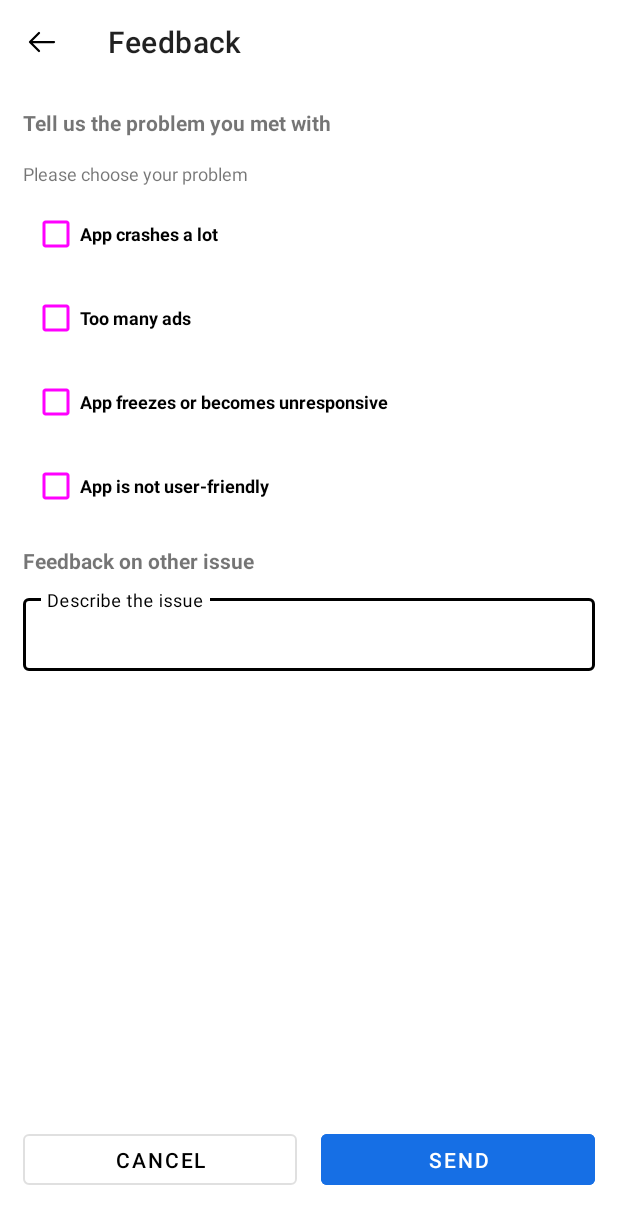
After one commit to imamhossain94/GestureVolume, an Android app: the FeedbackActivity screen opened directly, with no data from a screen before it, on a phone screen of 412 x 824 dp. The commit adds this screen. Shown: the top 1224 px of the screen. Run offline under Robolectric (Android 15) with nearby library versions, the phone set to English and light mode, and no system bars; our stand-ins replace data binding.

Commit message:
Android 15 support

```diff
--- /dev/null
+++ b/app/src/main/java/com/newagedevs/gesturevolume/view/ui/feedback/FeedbackActivity.kt
@@ -0,0 +1,87 @@
+package com.newagedevs.gesturevolume.view.ui.feedback
+
+import android.os.Bundle
+import android.widget.CheckBox
+import android.widget.Button
+import androidx.activity.enableEdgeToEdge
+import androidx.appcompat.app.AppCompatActivity
+import androidx.core.view.ViewCompat
+import androidx.core.view.WindowInsetsCompat
+import com.google.android.material.appbar.MaterialToolbar
+import com.google.android.material.textfield.TextInputLayout
+import com.newagedevs.gesturevolume.R
+import com.newagedevs.gesturevolume.extensions.openMailApp
+import com.newagedevs.gesturevolume.utils.Constants
+
+
+class FeedbackActivity : AppCompatActivity() {
+
+    override fun onCreate(savedInstanceState: Bundle?) {
+        super.onCreate(savedInstanceState)
+        enableEdgeToEdge()
+        setContentView(R.layout.activity_feedback)
+
+        ViewCompat.setOnApplyWindowInsetsListener(findViewById(R.id.main)) { v, insets ->
+            val systemBars = insets.getInsets(WindowInsetsCompat.Type.systemBars())
+            v.setPadding(systemBars.left, systemBars.top, systemBars.right, systemBars.bottom)
+            insets
+        }
+
+        val topAppBar: MaterialToolbar = findViewById(R.id.topAppBar)
+        topAppBar.setNavigationOnClickListener { finish() }
+
+        val closeButton: Button = findViewById(R.id.cancel_button)
+        val sendButton: Button = findViewById(R.id.send_button)
+        val otherIssue: TextInputLayout = findViewById(R.id.other_issue)
+
+        val checkBoxAppCrashes: CheckBox = findViewById(R.id.checkbox_app_crashes)
+        val checkBoxTooManyAds: CheckBox = findViewById(R.id.checkbox_too_many_ads)
+        val checkBoxAppFreezes: CheckBox = findViewById(R.id.checkbox_app_freezes)
+        val checkBoxNotUserFriendly: CheckBox = findViewById(R.id.checkbox_not_user_friendly)
+
+        closeButton.setOnClickListener {
+            finish()
+        }
+
+        sendButton.setOnClickListener {
+            val checkBoxStates = getCheckBoxStates(
+                listOf(
+                    checkBoxAppCrashes,
+                    checkBoxTooManyAds,
+                    checkBoxAppFreezes,
+                    checkBoxNotUserFriendly
+                )
+            )
+
+            val selectedProblems = checkBoxStates.filter { it.value }
+            var answers = selectedProblems.keys.joinToString(separator = "\n") { id ->
+                when (id) {
+                    R.id.checkbox_app_crashes -> "App crashes during download"
+                    R.id.checkbox_too_many_ads -> "Too many ads"
+                    R.id.checkbox_app_freezes -> "App freezes or becomes unresponsive"
+                    R.id.checkbox_not_user_friendly -> "App is not user-friendly"
+                    else -> ""
+                }
+            }
+
+            val other = otherIssue.editText?.text.toString().trim()
+
+            if (other.isNotEmpty()) {
+                answers += "\n\nOther: $other"
+            }
+
+            openMailApp(this, "App Feedback", Constants.feedbackMail, answers)
+        }
+    }
+
+    private fun getCheckBoxStates(checkBoxes: List<CheckBox>): Map<Int, Boolean> {
+        val checkBoxMap = mutableMapOf<Int, Boolean>()
+
+        checkBoxes.forEach { checkBox ->
+            checkBoxMap[checkBox.id] = checkBox.isChecked
+        }
+
+        return checkBoxMap
+    }
+
+}
--- /dev/null
+++ b/app/src/main/res/drawable/ic_arrow_left.xml
@@ -0,0 +1,13 @@
+<vector xmlns:android="http://schemas.android.com/apk/res/android"
+    android:width="24dp"
+    android:height="24dp"
+    android:viewportWidth="24"
+    android:viewportHeight="24">
+  <path
+      android:pathData="M20,12H4M4,12L10,6M4,12L10,18"
+      android:strokeLineJoin="round"
+      android:strokeWidth="1.5"
+      android:fillColor="#00000000"
+      android:strokeColor="#1C274C"
+      android:strokeLineCap="round"/>
+</vector>
--- /dev/null
+++ b/app/src/main/res/layout/activity_feedback.xml
@@ -0,0 +1,176 @@
+<?xml version="1.0" encoding="utf-8"?>
+<layout xmlns:android="http://schemas.android.com/apk/res/android"
+    xmlns:app="http://schemas.android.com/apk/res-auto">
+
+    <data>
+        <import type="android.view.View" />
+    </data>
+
+    <LinearLayout
+        android:id="@+id/main"
+        android:layout_width="match_parent"
+        android:layout_height="match_parent"
+        android:orientation="vertical">
+
+        <com.google.android.material.appbar.AppBarLayout
+            android:layout_width="match_parent"
+            android:layout_height="wrap_content"
+            android:background="#00ffffff"
+            app:elevation="0dp">
+
+            <com.google.android.material.appbar.MaterialToolbar
+                android:id="@+id/topAppBar"
+                android:layout_width="match_parent"
+                android:layout_height="wrap_content"
+                android:minHeight="?attr/actionBarSize"
+                app:navigationIcon="@drawable/ic_arrow_left"
+                app:navigationIconTint="?attr/colorOnBackground"
+                app:title="Feedback" />
+
+        </com.google.android.material.appbar.AppBarLayout>
+
+
+        <ScrollView
+            android:layout_width="match_parent"
+            android:layout_height="0dp"
+            android:layout_weight="1"
+            android:fillViewport="true">
+
+            <LinearLayout
+                android:layout_width="match_parent"
+                android:layout_height="wrap_content"
+                android:layout_marginHorizontal="5dp"
+                android:orientation="vertical">
+
+                <TextView
+                    android:layout_width="wrap_content"
+                    android:layout_height="wrap_content"
+                    android:layout_marginStart="10dp"
+                    android:layout_marginTop="16dp"
+                    android:text="Tell us the problem you met with"
+                    android:textSize="14sp"
+                    android:textStyle="bold" />
+
+                <TextView
+                    android:layout_width="wrap_content"
+                    android:layout_height="wrap_content"
+                    android:layout_marginStart="10dp"
+                    android:layout_marginTop="16dp"
+                    android:text="Please choose your problem"
+                    android:textSize="12sp" />
+
+                <CheckBox
+                    android:id="@+id/checkbox_app_crashes"
+                    style="@style/Widget.Material3.CompoundButton.CheckBox"
+                    android:layout_width="match_parent"
+                    android:layout_height="wrap_content"
+                    android:layout_marginStart="16dp"
+                    android:layout_marginTop="8dp"
+                    android:paddingTop="8dp"
+                    android:paddingBottom="8dp"
+                    android:text="App crashes a lot"
+                    android:textSize="12sp"
+                    android:textStyle="bold" />
+
+                <CheckBox
+                    android:id="@+id/checkbox_too_many_ads"
+                    style="@style/Widget.Material3.CompoundButton.CheckBox"
+                    android:layout_width="match_parent"
+                    android:layout_height="wrap_content"
+                    android:layout_marginStart="16dp"
+                    android:layout_marginTop="8dp"
+                    android:paddingTop="8dp"
+                    android:paddingBottom="8dp"
+                    android:text="Too many ads"
+                    android:textSize="12sp"
+                    android:textStyle="bold" />
+
+                <CheckBox
+                    android:id="@+id/checkbox_app_freezes"
+                    style="@style/Widget.Material3.CompoundButton.CheckBox"
+                    android:layout_width="match_parent"
+                    android:layout_height="wrap_content"
+                    android:layout_marginStart="16dp"
+                    android:layout_marginTop="8dp"
+                    android:paddingTop="8dp"
+                    android:paddingBottom="8dp"
+                    android:text="App freezes or becomes unresponsive"
+                    android:textSize="12sp"
+                    android:textStyle="bold" />
+
+                <CheckBox
+                    android:id="@+id/checkbox_not_user_friendly"
+                    style="@style/Widget.Material3.CompoundButton.CheckBox"
+                    android:layout_width="match_parent"
+                    android:layout_height="wrap_content"
+                    android:layout_marginStart="16dp"
+                    android:layout_marginTop="8dp"
+                    android:paddingTop="8dp"
+                    android:paddingBottom="8dp"
+                    android:text="App is not user-friendly"
+                    android:textSize="12sp"
+                    android:textStyle="bold" />
+
+
+                <TextView
+                    android:layout_width="wrap_content"
+                    android:layout_height="wrap_content"
+                    android:layout_marginStart="10dp"
+                    android:layout_marginTop="16dp"
+                    android:text="Feedback on other issue"
+                    android:textSize="14sp"
+                    android:textStyle="bold" />
+
+                <com.google.android.material.textfield.TextInputLayout
+                    android:id="@+id/other_issue"
+                    style="?attr/textInputOutlinedDenseStyle"
+                    android:layout_width="match_parent"
+                    android:layout_height="wrap_content"
+                    android:layout_marginHorizontal="10dp"
+                    android:layout_marginVertical="10dp"
+                    android:hint="Describe the issue">
+
+                    <com.google.android.material.textfield.TextInputEditText
+                        android:layout_width="match_parent"
+                        android:layout_height="wrap_content" />
+
+                </com.google.android.material.textfield.TextInputLayout>
+
+            </LinearLayout>
+        </ScrollView>
+
+        <LinearLayout
+            android:layout_width="match_parent"
+            android:layout_height="wrap_content"
+            android:layout_marginStart="7dp"
+            android:layout_marginTop="20dp"
+            android:layout_marginEnd="7dp"
+            android:layout_marginBottom="20dp"
+            android:orientation="horizontal">
+
+
+            <Button
+                android:id="@+id/cancel_button"
+                style="@style/Widget.MaterialComponents.Button.OutlinedButton"
+                android:layout_width="match_parent"
+                android:layout_height="46dp"
+                android:layout_margin="8dp"
+                android:layout_weight="1"
+                android:text="Cancel" />
+
+            <Button
+                android:id="@+id/send_button"
+                style="@style/Widget.MaterialComponents.Button.UnelevatedButton"
+                android:layout_width="match_parent"
+                android:layout_height="46dp"
+                android:layout_margin="8dp"
+                android:layout_weight="1"
+                android:backgroundTint="@color/color_blue"
+                android:text="Send"
+                android:textColor="@color/white" />
+
+        </LinearLayout>
+
+    </LinearLayout>
+
+</layout>
--- /dev/null
+++ b/app/src/main/res/values-sw600dp/dimen.xml
@@ -0,0 +1,4 @@
+<?xml version="1.0" encoding="utf-8"?>
+<resources>
+    <dimen name="banner_height">90dp</dimen>
+</resources>
--- a/app/src/main/res/values/dimen.xml
+++ b/app/src/main/res/values/dimen.xml
@@ -1,4 +1,5 @@
 <?xml version="1.0" encoding="utf-8"?>
 <resources>
     <dimen name="banner_height">50dp</dimen>
+    <dimen name="native_height">120dp</dimen>
 </resources>
--- a/build.gradle
+++ b/build.gradle
@@ -6,7 +6,7 @@ buildscript {
 }
 
 plugins {
-    id 'com.android.application' version '7.3.1' apply false
-    id 'com.android.library' version '7.3.1' apply false
+    id 'com.android.application' version '8.3.1' apply false
+    id 'com.android.library' version '8.3.1' apply false
     id 'org.jetbrains.kotlin.android' version '1.9.22' apply false
 }
--- a/gradle.properties
+++ b/gradle.properties
@@ -23,3 +23,5 @@ kotlin.code.style=official
 android.nonTransitiveRClass=true
 # Automatically convert third-party libraries to use AndroidX
 android.enableJetifier=true
+android.defaults.buildfeatures.buildconfig=true
+android.nonFinalResIds=false
```
Also changed, not shown: app/build.gradle (+21 -19 lines), app/src/main/AndroidManifest.xml (+8 -0 lines), app/src/main/java/com/newagedevs/gesturevolume/Application.kt (+7 -0 lines), app/src/main/java/com/newagedevs/gesturevolume/extensions/Extension.kt (+55 -6 lines), app/src/main/java/com/newagedevs/gesturevolume/helper/ApplovinAdsManager.kt (+53 -4 lines), app/src/main/java/com/newagedevs/gesturevolume/utils/Constants.kt (+6 -12 lines), app/src/main/java/com/newagedevs/gesturevolume/view/ui/about/AboutActivity.kt (added, +39 -0 lines), app/src/main/java/com/newagedevs/gesturevolume/view/ui/main/MainActivity.kt (+64 -37 lines), app/src/main/res/layout/activity_about.xml (added, +79 -0 lines), app/src/main/res/layout/activity_main.xml (+9 -6 lines), dependencies.gradle (+4 -4 lines), gradle/wrapper/gradle-wrapper.properties, 1 other file.
